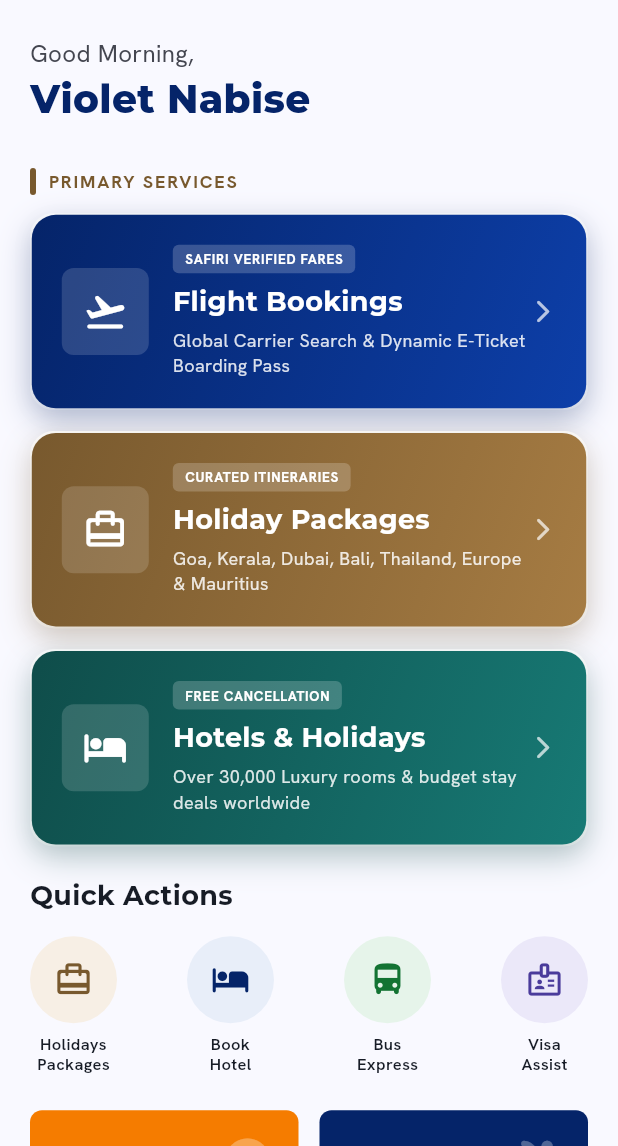
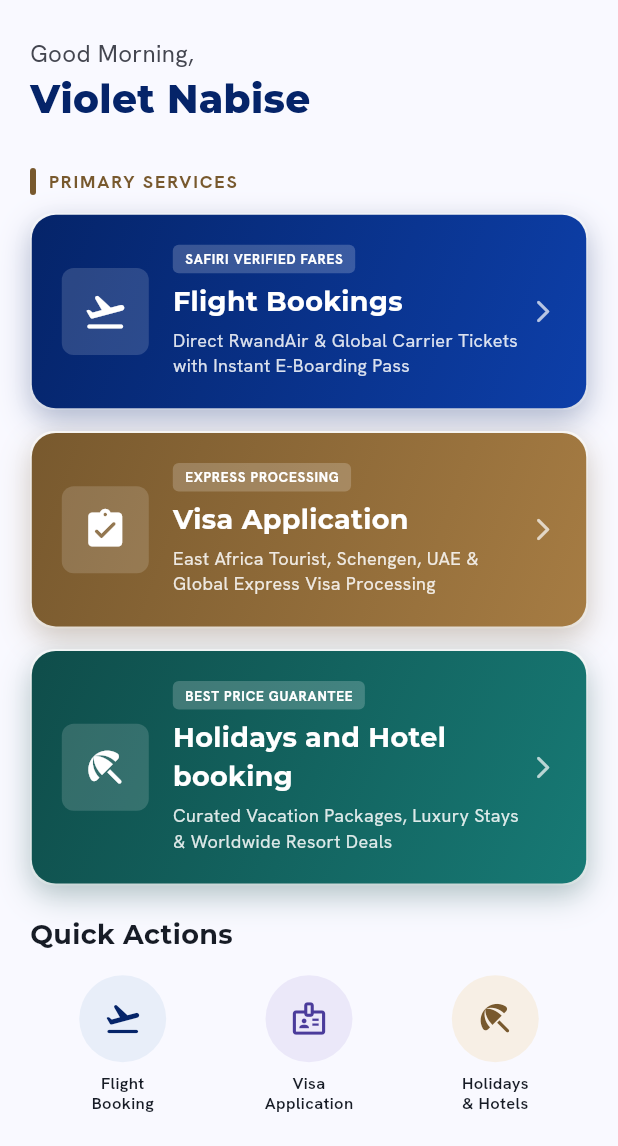
Before and after one commit to Feliciencalyx/safiri-holidays, a Flutter app: the HomeScreen screen opened directly, on a phone screen of 412 x 824 dp, the part 90-1236 px from its top. Run offline on Flutter 3.47's test engine with Material 3 defaults, Android fonts, the phone set to English and light mode, and no system bars; our stand-ins replace google_fonts, image_picker, qr_flutter, shared_preferences; accounts and stored records are empty; network calls fail.

Commit message:
feat: streamline primary services to Flight Booking, Visa Application, and Holidays and Hotel booking

```diff
--- a/flutter_application_v2/lib/core/localization/app_translations.dart
+++ b/flutter_application_v2/lib/core/localization/app_translations.dart
@@ -100,6 +100,7 @@ class AppTranslations {
       'visa_desc': 'Get expert guidance and manage your visa application.',
       'start_application': 'Start Application',
       'hotels_holidays': 'Hotels & Holidays',
+      'holidays_hotel_booking': 'Holidays and Hotel booking',
       'hotels_desc': 'Let our concierge team design your perfect stay.',
       'plan_my_trip': 'Plan My Trip',
       'my_upcoming_journey': 'My Upcoming Journey',
@@ -268,6 +269,7 @@ class AppTranslations {
       'visa_desc': 'Bona ubufasha bw\'abahanga n\'imiyoborere ku viza.',
       'start_application': 'Tangira Gusaba',
       'hotels_holidays': 'Amahoteli n\'Ibiruhuko',
+      'holidays_hotel_booking': 'Gufata Ibiruhuko & Hoteli',
       'hotels_desc': 'Reka itsinda ryacu rizangure urugendo rwawe rwiza.',
       'plan_my_trip': 'Panga Urugendo Rwanjye',
       'my_upcoming_journey': 'Urugendo Rwanjye Ruza',
@@ -436,6 +438,7 @@ class AppTranslations {
       'visa_desc': 'Obtenez l\'aide d\'experts et gérez votre demande de visa.',
       'start_application': 'Commencer la Demande',
       'hotels_holidays': 'Hôtels & Séjours',
+      'holidays_hotel_booking': 'Réservation Vacances & Hôtels',
       'hotels_desc': 'Laissez notre conciergerie concevoir votre séjour parfait.',
       'plan_my_trip': 'Planifier Mon Voyage',
       'my_upcoming_journey': 'Mon Prochain Voyage',
@@ -604,6 +607,7 @@ class AppTranslations {
       'visa_desc': 'Pata mwongozo wa kitaalamu kuhusu maombi ya visa.',
       'start_application': 'Anzisha Maombi',
       'hotels_holidays': 'Hoteli na Likizo',
+      'holidays_hotel_booking': 'Uhifadhi wa Likizo na Hoteli',
       'hotels_desc': 'Timu yetu ya concierge itakusaidia kupanga likizo bora.',
       'plan_my_trip': 'Panga Safari Yangu',
       'my_upcoming_journey': 'Safari Yangu Ijayo',
@@ -772,6 +776,7 @@ class AppTranslations {
       'visa_desc': 'Obtenga orientación de expertos y gestione sus solicitudes.',
       'start_application': 'Iniciar Solicitud',
       'hotels_holidays': 'Hoteles y Vacaciones',
+      'holidays_hotel_booking': 'Reserva de Vacaciones y Hoteles',
       'hotels_desc': 'Deje que nuestro equipo de conserjería diseñe su estancia perfecta.',
       'plan_my_trip': 'Planear Mi Viaje',
       'my_upcoming_journey': 'Mi Próximo Viaje',
@@ -940,6 +945,7 @@ class AppTranslations {
       'visa_desc': 'احصل على إرشادات الخبراء وأدر طلب التأشيرة الخاص بك.',
       'start_application': 'بدء الطلب',
       'hotels_holidays': 'الفنادق والعطلات',
+      'holidays_hotel_booking': 'حجز العطلات والفنادق',
       'hotels_desc': 'دع فريق الكونسيرج لدينا يصمم إقامتك المثالية.',
       'plan_my_trip': 'خطط لرحلتي',
       'my_upcoming_journey': 'رحلتي القادمة',
--- a/flutter_application_v2/lib/core/routing/app_router.dart
+++ b/flutter_application_v2/lib/core/routing/app_router.dart
@@ -7,7 +7,6 @@ import '../../screens/flights/flight_search_screen.dart';
 import '../../screens/visa/visa_eligibility_screen.dart';
 import '../../screens/holidays/holidays_list_screen.dart';
 import '../../screens/hotels/hotel_enquiry_screen.dart';
-import '../../screens/bus/bus_booking_screen.dart';
 import '../../features/notifications/presentation/screens/notification_center_screen.dart';
 import '../../features/admin/presentation/screens/admin_dashboard_screen.dart';
 
@@ -20,7 +19,6 @@ class AppRouter {
   static const String visas = '/visas';
   static const String holidays = '/holidays';
   static const String hotels = '/hotels';
-  static const String bus = '/bus';
   static const String notifications = '/notifications';
   static const String admin = '/admin';
 
@@ -42,8 +40,6 @@ class AppRouter {
         return MaterialPageRoute(builder: (_) => const HolidaysListScreen());
       case hotels:
         return MaterialPageRoute(builder: (_) => const HotelEnquiryScreen());
-      case bus:
-        return MaterialPageRoute(builder: (_) => const BusBookingScreen());
       case notifications:
         return MaterialPageRoute(builder: (_) => const NotificationCenterScreen());
       case admin:
--- a/flutter_application_v2/lib/providers/app_state.dart
+++ b/flutter_application_v2/lib/providers/app_state.dart
@@ -216,34 +216,6 @@ class HolidayEnquiryBookingItem {
     required this.status,
     required this.submittedTime,
     required this.type,
-  });
-}
-
-class BusBookingItem {
-  final String id;
-  final String routeName;
-  final String operatorName;
-  final String travelDate;
-  final String departureTime;
-  final String seatNumber;
-  final double priceUsd;
-  final String passengerName;
-  final String phone;
-  final String status;
-  final String qrCodeData;
-
-  BusBookingItem({
-    required this.id,
-    required this.routeName,
-    required this.operatorName,
-    required this.travelDate,
-    required this.departureTime,
-    required this.seatNumber,
-    required this.priceUsd,
-    required this.passengerName,
-    required this.phone,
-    required this.status,
-    required this.qrCodeData,
   });
 }
 
@@ -1208,30 +1180,6 @@ class AppState extends ChangeNotifier {
     notifyListeners();
   }
 
-  // Bus Bookings List Container
-  final List<BusBookingItem> _busBookings = [
-    BusBookingItem(
-      id: '#BUS-4491',
-      routeName: 'Kigali ➔ Musanze Express',
-      operatorName: 'Volcano Express VIP',
-      travelDate: '2026-09-05',
-      departureTime: '08:30 AM',
-      seatNumber: '14B',
-      priceUsd: 12.0,
-      passengerName: 'Violet Nabise',
-      phone: '+250788000999',
-      status: 'Confirmed',
-      qrCodeData: 'BUS-4491-KGL-MSZ-14B',
-    ),
-  ];
-
-  List<BusBookingItem> get busBookings => List.unmodifiable(_busBookings);
-
-  void addBusBooking(BusBookingItem booking) {
-    _busBookings.insert(0, booking);
-    notifyListeners();
-  }
-
   // Hotel Catalog Data Container (Matching safiriholidays.com hotel destinations)
   final List<HotelCatalogItem> _hotelCatalog = [
     HotelCatalogItem(
--- a/flutter_application_v2/lib/screens/home/home_screen.dart
+++ b/flutter_application_v2/lib/screens/home/home_screen.dart
@@ -11,7 +11,6 @@ import '../visa/visa_eligibility_screen.dart';
 import '../hotels/hotel_enquiry_screen.dart';
 import '../hotels/hotel_search_results_screen.dart';
 import '../holidays/holidays_list_screen.dart';
-import '../bus/bus_booking_screen.dart';
 import '../../features/notifications/presentation/screens/notification_center_screen.dart';
 import '../../core/services/notification_service.dart';
 
@@ -210,11 +209,11 @@ class HomeScreen extends StatelessWidget {
                     ),
                     const SizedBox(height: 12),
 
-                    // 1. Flight Bookings Card
+                    // 1. Flight Booking Card
                     _buildPrimaryActionCard(
                       context: context,
                       title: appState.tr('flight_bookings'),
-                      subtitle: 'Global Carrier Search & Dynamic E-Ticket Boarding Pass',
+                      subtitle: 'Direct RwandAir & Global Carrier Tickets with Instant E-Boarding Pass',
                       icon: Icons.flight_takeoff_rounded,
                       badgeText: 'Safiri Verified Fares',
                       gradientColors: isDark
@@ -229,48 +228,39 @@ class HomeScreen extends StatelessWidget {
                     ),
                     const SizedBox(height: 14),
 
-                    // 2. Holiday Packages Card (safiriholidays.com Top Packages)
+                    // 2. Visa Application Card
                     _buildPrimaryActionCard(
                       context: context,
-                      title: appState.tr('holiday_packages'),
-                      subtitle: 'Goa, Kerala, Dubai, Bali, Thailand, Europe & Mauritius',
-                      icon: Icons.card_travel_rounded,
-                      badgeText: 'Curated Itineraries',
+                      title: appState.tr('visa_application'),
+                      subtitle: 'East Africa Tourist, Schengen, UAE & Global Express Visa Processing',
+                      icon: Icons.assignment_turned_in_rounded,
+                      badgeText: 'Express Processing',
                       gradientColors: isDark
                           ? [const Color(0xFF382B1E), const Color(0xFF54422C)]
                           : [const Color(0xFF78592E), const Color(0xFFA67C43)],
                       onTap: () {
                         Navigator.push(
                           context,
-                          MaterialPageRoute(builder: (_) => const HolidaysListScreen()),
+                          MaterialPageRoute(builder: (_) => const VisaEligibilityScreen()),
                         );
                       },
                     ),
                     const SizedBox(height: 14),
 
-                    // 3. Hotel Bookings & Stays
+                    // 3. Holidays and Hotel Booking Card
                     _buildPrimaryActionCard(
                       context: context,
-                      title: appState.tr('hotels_holidays'),
-                      subtitle: 'Over 30,000 Luxury rooms & budget stay deals worldwide',
-                      icon: Icons.hotel_rounded,
-                      badgeText: 'Free Cancellation',
+                      title: appState.tr('holidays_hotel_booking'),
+                      subtitle: 'Curated Vacation Packages, Luxury Stays & Worldwide Resort Deals',
+                      icon: Icons.beach_access_rounded,
+                      badgeText: 'Best Price Guarantee',
                       gradientColors: isDark
                           ? [const Color(0xFF1B332F), const Color(0xFF294E48)]
                           : [const Color(0xFF0F4D4A), const Color(0xFF177A75)],
                       onTap: () {
                         Navigator.push(
                           context,
-                          MaterialPageRoute(
-                            builder: (_) => HotelSearchResultsScreen(
-                              destination: '',
-                              checkIn: DateTime.now(),
-                              checkOut: DateTime.now(),
-                              rooms: 1,
-                              adults: 2,
-                              children: 0,
-                            ),
-                          ),
+                          MaterialPageRoute(builder: (_) => const HolidaysListScreen()),
                         );
                       },
                     ),
@@ -297,66 +287,44 @@ class HomeScreen extends StatelessWidget {
                     ),
                     const SizedBox(height: 14),
                     Row(
-                      mainAxisAlignment: MainAxisAlignment.spaceBetween,
+                      mainAxisAlignment: MainAxisAlignment.spaceAround,
                       children: [
                         _buildQuickActionButton(
                           context: context,
-                          icon: Icons.card_travel_rounded,
-                          label: 'Holidays\nPackages',
+                          icon: Icons.flight_takeoff_rounded,
+                          label: 'Flight\nBooking',
+                          bgColor: const Color(0xFFE8EEF9),
+                          iconColor: const Color(0xFF052469),
+                          onTap: () {
+                            Navigator.push(
+                              context,
+                              MaterialPageRoute(builder: (_) => const FlightSearchScreen()),
+                            );
+                          },
+                        ),
+                        _buildQuickActionButton(
+                          context: context,
+                          icon: Icons.badge_outlined,
+                          label: 'Visa\nApplication',
+                          bgColor: const Color(0xFFEBE8F9),
+                          iconColor: const Color(0xFF4A3B9B),
+                          onTap: () {
+                            Navigator.push(
+                              context,
+                              MaterialPageRoute(builder: (_) => const VisaEligibilityScreen()),
+                            );
+                          },
+                        ),
+                        _buildQuickActionButton(
+                          context: context,
+                          icon: Icons.beach_access_rounded,
+                          label: 'Holidays\n& Hotels',
                           bgColor: const Color(0xFFF7EFE5),
                           iconColor: const Color(0xFF78592E),
                           onTap: () {
                             Navigator.push(
                               context,
                               MaterialPageRoute(builder: (_) => const HolidaysListScreen()),
-                            );
-                          },
-                        ),
-                        _buildQuickActionButton(
-                          context: context,
-                          icon: Icons.hotel_rounded,
-                          label: 'Book\nHotel',
-                          bgColor: const Color(0xFFE8EEF9),
-                          iconColor: const Color(0xFF052469),
-                          onTap: () {
-                            Navigator.push(
-                              context,
-                              MaterialPageRoute(
-                                builder: (_) => HotelSearchResultsScreen(
-                                  destination: '',
-                                  checkIn: DateTime.now(),
-                                  checkOut: DateTime.now(),
-                                  rooms: 1,
-                                  adults: 2,
-                                  children: 0,
-                                ),
-                              ),
-                            );
-                          },
-                        ),
-                        _buildQuickActionButton(
-                          context: context,
-                          icon: Icons.directions_bus_rounded,
-                          label: 'Bus\nExpress',
-                          bgColor: const Color(0xFFE6F4EA),
-                          iconColor: const Color(0xFF137333),
-                          onTap: () {
-                            Navigator.push(
-                              context,
-                              MaterialPageRoute(builder: (_) => const BusBookingScreen()),
-                            );
-                          },
-                        ),
-                        _buildQuickActionButton(
-                          context: context,
-                          icon: Icons.badge_outlined,
-                          label: 'Visa\nAssist',
-                          bgColor: const Color(0xFFEBE8F9),
-                          iconColor: const Color(0xFF4A3B9B),
-                          onTap: () {
-                            Navigator.push(
-                              context,
-                              MaterialPageRoute(builder: (_) => const VisaEligibilityScreen()),
                             );
                           },
                         ),
```
Also changed, not shown: flutter_application_v2/lib/screens/bus/bus_booking_screen.dart (deleted, +0 -402 lines), 1 other file.
